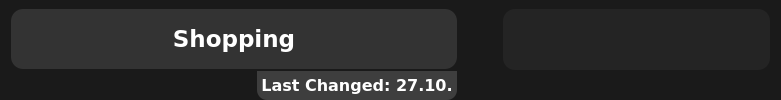
Before: the Qt Designer form ui/StatisticsWindow/Forms/SpendingForm/spendingform.ui in MopedG/FinanceAnalytics, drawn with Qt 5.
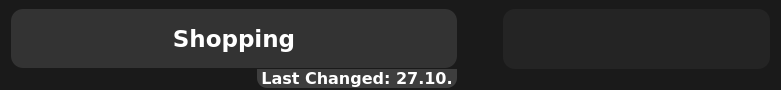
After: the same form once the commit is applied.

Commit message: Add: Max height for Spendingform

What changed in the file:
```diff
--- a/ui/StatisticsWindow/Forms/SpendingForm/spendingform.ui
+++ b/ui/StatisticsWindow/Forms/SpendingForm/spendingform.ui
@@ -7,11 +7,11 @@
     <x>0</x>
     <y>0</y>
     <width>781</width>
-    <height>100</height>
+    <height>90</height>
    </rect>
   </property>
   <property name="sizePolicy">
-   <sizepolicy hsizetype="Preferred" vsizetype="Expanding">
+   <sizepolicy hsizetype="Preferred" vsizetype="Fixed">
     <horstretch>0</horstretch>
     <verstretch>0</verstretch>
    </sizepolicy>
@@ -19,7 +19,13 @@
   <property name="minimumSize">
    <size>
     <width>0</width>
-    <height>100</height>
+    <height>90</height>
+   </size>
+  </property>
+  <property name="maximumSize">
+   <size>
+    <width>16777215</width>
+    <height>93</height>
    </size>
   </property>
   <property name="windowTitle">
@@ -38,7 +44,7 @@
    <item>
     <layout class="QVBoxLayout" name="categoryLayout" stretch="5,3">
      <property name="spacing">
-      <number>1</number>
+      <number>0</number>
      </property>
      <item alignment="Qt::AlignTop">
       <widget class="QPushButton" name="category">
@@ -51,7 +57,7 @@
        <property name="minimumSize">
         <size>
          <width>0</width>
-         <height>61</height>
+         <height>60</height>
         </size>
        </property>
        <property name="font">
@@ -82,6 +88,9 @@
      </item>
      <item>
       <layout class="QHBoxLayout" name="lastChangedLayout" stretch="5,2">
+       <property name="spacing">
+        <number>0</number>
+       </property>
        <item>
         <spacer name="horizontalSpacer_2">
          <property name="orientation">
@@ -95,10 +104,10 @@
          </property>
         </spacer>
        </item>
-       <item>
+       <item alignment="Qt::AlignTop">
         <widget class="QPushButton" name="lastChanged">
          <property name="sizePolicy">
-          <sizepolicy hsizetype="Minimum" vsizetype="Preferred">
+          <sizepolicy hsizetype="Minimum" vsizetype="Fixed">
            <horstretch>0</horstretch>
            <verstretch>0</verstretch>
           </sizepolicy>
@@ -109,6 +118,12 @@
            <height>0</height>
           </size>
          </property>
+         <property name="maximumSize">
+          <size>
+           <width>16777215</width>
+           <height>20</height>
+          </size>
+         </property>
          <property name="font">
           <font>
            <family>Verdana</family>
@@ -161,7 +176,7 @@
        <property name="minimumSize">
         <size>
          <width>0</width>
-         <height>61</height>
+         <height>60</height>
         </size>
        </property>
        <property name="font">
```
Left out of the diff: 2 changed lines with no effect on the pictures.
